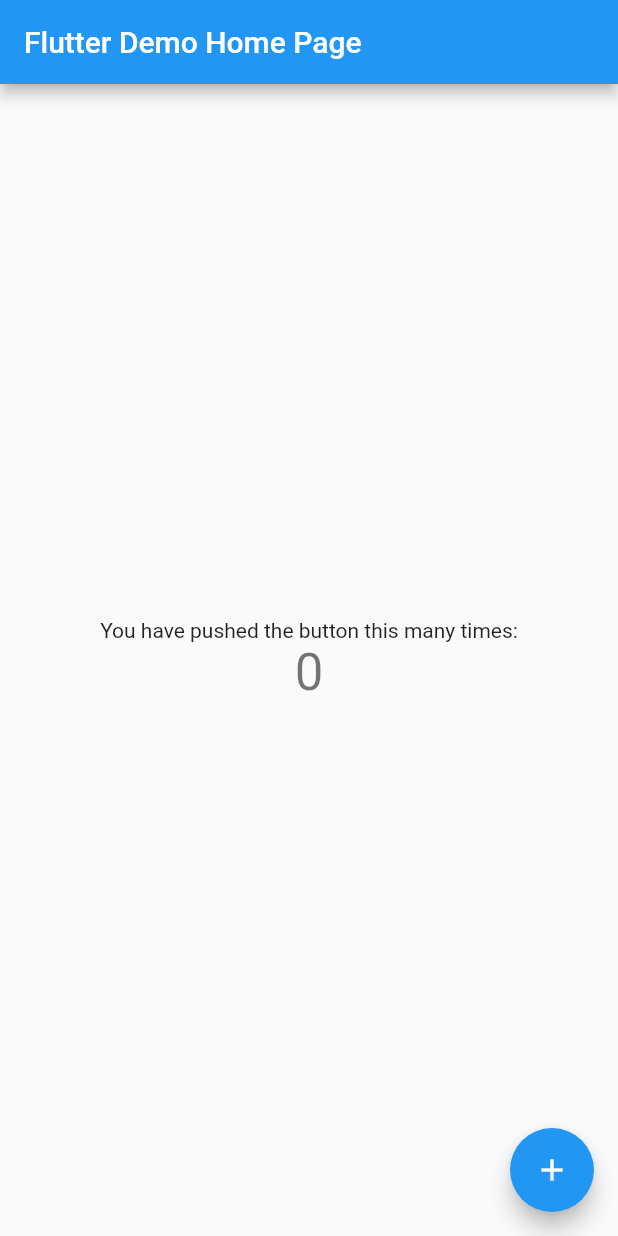
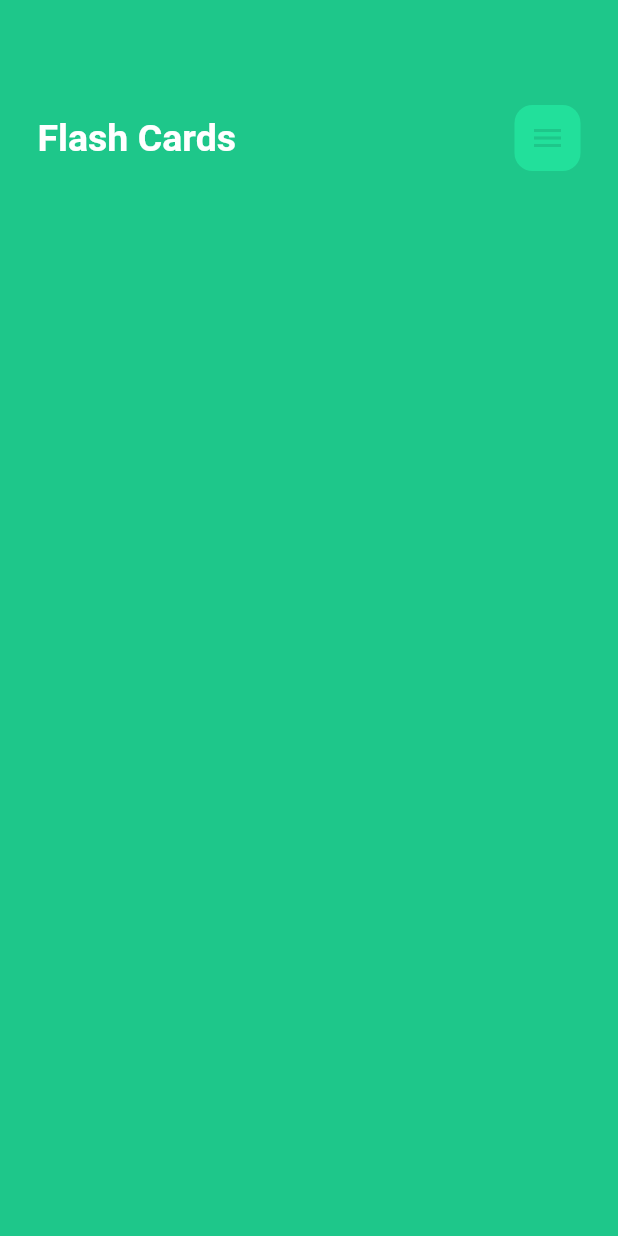
Before and after one commit to vallades/flashcards, a Flutter app: the screen it shows after launch, on a phone screen of 412 x 824 dp. Run offline on Flutter 3.47's test engine with Material 2 defaults, Android fonts, the phone set to English and light mode, and no system bars.

Commit message:
Add folders structure, theme file and homescreen (wip)

```diff
--- a/lib/main.dart
+++ b/lib/main.dart
@@ -1,111 +1,17 @@
+import 'package:flashcards/screens/home/homescreen.dart';
+import 'package:flashcards/theme/style.dart';
 import 'package:flutter/material.dart';
 
 void main() => runApp(MyApp());
 
 class MyApp extends StatelessWidget {
-  // This widget is the root of your application.
   @override
   Widget build(BuildContext context) {
     return MaterialApp(
-      title: 'Flutter Demo',
-      theme: ThemeData(
-        // This is the theme of your application.
-        //
-        // Try running your application with "flutter run". You'll see the
-        // application has a blue toolbar. Then, without quitting the app, try
-        // changing the primarySwatch below to Colors.green and then invoke
-        // "hot reload" (press "r" in the console where you ran "flutter run",
-        // or simply save your changes to "hot reload" in a Flutter IDE).
-        // Notice that the counter didn't reset back to zero; the application
-        // is not restarted.
-        primarySwatch: Colors.blue,
-      ),
-      home: MyHomePage(title: 'Flutter Demo Home Page'),
+      title: "Flash Cards",
+      theme: appTheme(),
+      home: HomeScreen(),
+      debugShowCheckedModeBanner: false,
     );
   }
 }
-
-class MyHomePage extends StatefulWidget {
-  MyHomePage({Key key, this.title}) : super(key: key);
-
-  // This widget is the home page of your application. It is stateful, meaning
-  // that it has a State object (defined below) that contains fields that affect
-  // how it looks.
-
-  // This class is the configuration for the state. It holds the values (in this
-  // case the title) provided by the parent (in this case the App widget) and
-  // used by the build method of the State. Fields in a Widget subclass are
-  // always marked "final".
-
-  final String title;
-
-  @override
-  _MyHomePageState createState() => _MyHomePageState();
-}
-
-class _MyHomePageState extends State<MyHomePage> {
-  int _counter = 0;
-
-  void _incrementCounter() {
-    setState(() {
-      // This call to setState tells the Flutter framework that something has
-      // changed in this State, which causes it to rerun the build method below
-      // so that the display can reflect the updated values. If we changed
-      // _counter without calling setState(), then the build method would not be
-      // called again, and so nothing would appear to happen.
-      _counter++;
-    });
-  }
-
-  @override
-  Widget build(BuildContext context) {
-    // This method is rerun every time setState is called, for instance as done
-    // by the _incrementCounter method above.
-    //
-    // The Flutter framework has been optimized to make rerunning build methods
-    // fast, so that you can just rebuild anything that needs updating rather
-    // than having to individually change instances of widgets.
-    return Scaffold(
-      appBar: AppBar(
-        // Here we take the value from the MyHomePage object that was created by
-        // the App.build method, and use it to set our appbar title.
-        title: Text(widget.title),
-      ),
-      body: Center(
-        // Center is a layout widget. It takes a single child and positions it
-        // in the middle of the parent.
-        child: Column(
-          // Column is also a layout widget. It takes a list of children and
-          // arranges them vertically. By default, it sizes itself to fit its
-          // children horizontally, and tries to be as tall as its parent.
-          //
-          // Invoke "debug painting" (press "p" in the console, choose the
-          // "Toggle Debug Paint" action from the Flutter Inspector in Android
-          // Studio, or the "Toggle Debug Paint" command in Visual Studio Code)
-          // to see the wireframe for each widget.
-          //
-          // Column has various properties to control how it sizes itself and
-          // how it positions its children. Here we use mainAxisAlignment to
-          // center the children vertically; the main axis here is the vertical
-          // axis because Columns are vertical (the cross axis would be
-          // horizontal).
-          mainAxisAlignment: MainAxisAlignment.center,
-          children: <Widget>[
-            Text(
-              'You have pushed the button this many times:',
-            ),
-            Text(
-              '$_counter',
-              style: Theme.of(context).textTheme.display1,
-            ),
-          ],
-        ),
-      ),
-      floatingActionButton: FloatingActionButton(
-        onPressed: _incrementCounter,
-        tooltip: 'Increment',
-        child: Icon(Icons.add),
-      ), // This trailing comma makes auto-formatting nicer for build methods.
-    );
-  }
-}
--- /dev/null
+++ b/lib/screens/home/homescreen.dart
@@ -0,0 +1,59 @@
+import 'package:flutter/material.dart';
+import 'package:flashcards/theme/style.dart' as Theme;
+
+class HomeScreen extends StatefulWidget {
+  @override
+  _HomeScreenState createState() => _HomeScreenState();
+}
+
+class _HomeScreenState extends State<HomeScreen> {
+  @override
+  Widget build(BuildContext context) {
+    return Scaffold(
+      backgroundColor: Theme.Colors.defaultColor,
+      body: SingleChildScrollView(
+        child: Container(
+          child: Column(
+            children: <Widget>[
+              SizedBox(
+                height: 70,
+              ),
+              Container(
+                padding: EdgeInsets.symmetric(horizontal: 25),
+                child: Row(
+                  children: <Widget>[
+                    Text(
+                      "Flash Cards",
+                      style: Theme.TextStyles.homeTitle,
+                    ),
+                    Spacer(),
+                    Container(
+                      padding: EdgeInsets.all(10.0),
+                      decoration: BoxDecoration(
+                          color: Color(0xFF22E09B),
+                          borderRadius: BorderRadius.circular(12)),
+                      child: Icon(
+                        Icons.menu,
+                        color: Theme.Colors.defaultColor,
+                      ),
+                    )
+                  ],
+                ),
+              ),
+
+              //Categories
+              SizedBox(
+                height: 40,
+              ),
+              Container(
+                padding: EdgeInsets.symmetric(horizontal: 25),
+                height: 110,
+
+              )
+            ],
+          ),
+        ),
+      ),
+    );
+  }
+}
--- /dev/null
+++ b/lib/theme/style.dart
@@ -0,0 +1,24 @@
+import 'package:flutter/material.dart';
+
+ThemeData appTheme() {
+  return ThemeData(
+    primaryColor: Colors.primaryColor
+  );
+}
+
+class Colors {
+  const Colors();
+
+  static const Color primaryColor = const Color(0xFFFFFFFF);
+  static const Color defaultColor = const Color(0xFF1EC78A); //https://www.color-hex.com/color/22e09b 1EC78A 22E09B
+}
+
+class TextStyles{
+  const TextStyles();
+
+  static const TextStyle homeTitle = const TextStyle(
+    color: Colors.primaryColor,
+    fontSize: 25.0,
+    fontWeight: FontWeight.w600
+  );
+}
```
Also changed, not shown: 1 other file.
